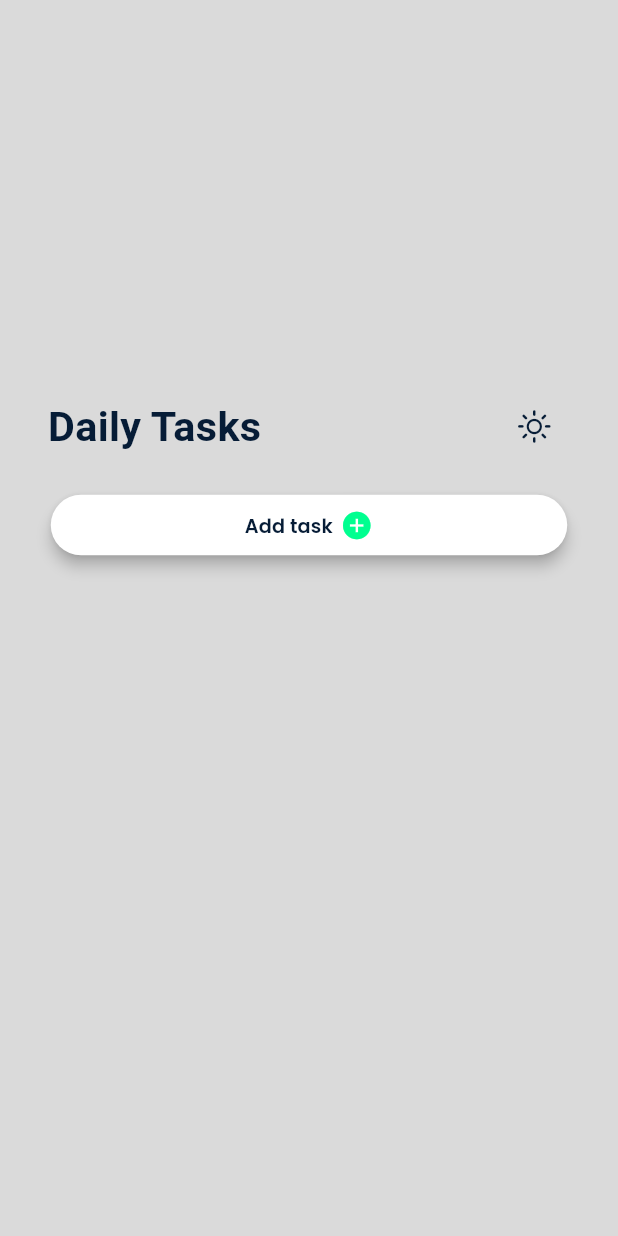
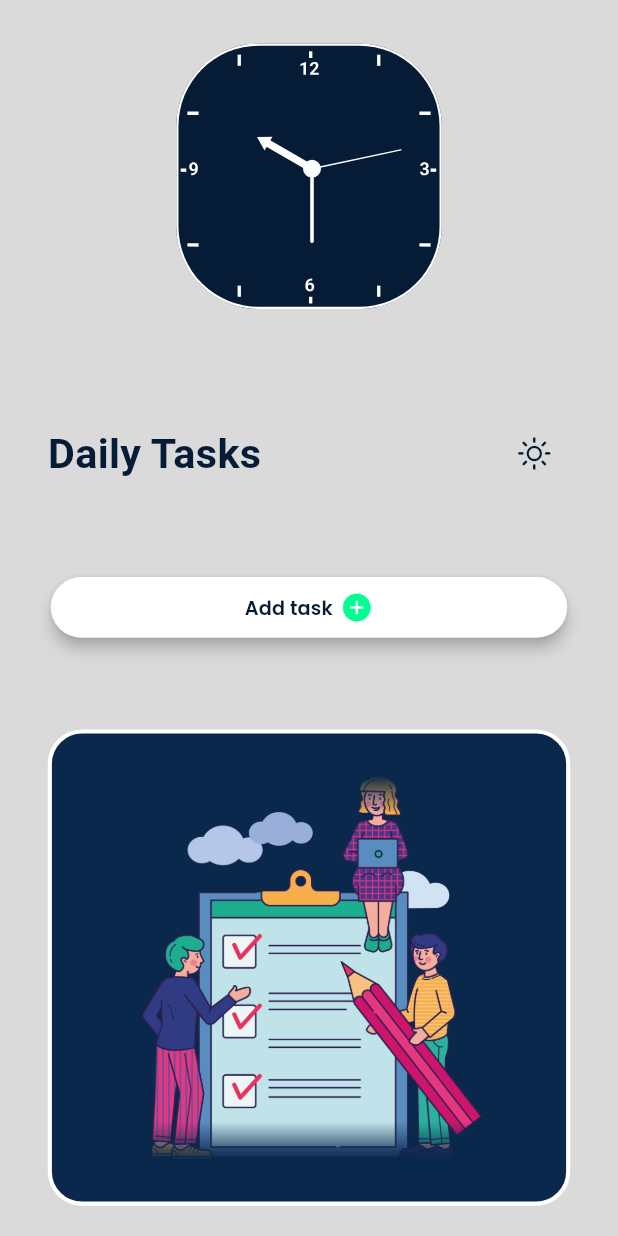
Before and after one commit to NorqobilovZafarbek/todo_app, a Flutter app: the HomePage screen opened directly with empty values, on a phone screen of 412 x 824 dp. Run offline on Flutter 3.47's test engine with Material 2 defaults, Android fonts, the phone set to English and light mode, and no system bars; our stand-ins replace flutter_screenutil.

Commit message:
update app pages

```diff
--- a/lib/src/common/widgets/app.dart
+++ b/lib/src/common/widgets/app.dart
@@ -1,5 +1,8 @@
 import 'package:flutter/material.dart';
 import 'package:flutter_screenutil/flutter_screenutil.dart';
+
+import '../../feature/todo_app/screens/page_controller.dart';
+import '../../feature/todo_app/screens/settings_page.dart';
 
 class App extends StatefulWidget {
   const App({Key? key}) : super(key: key);
@@ -22,7 +25,7 @@ class _App extends State<App> {
           ),
           title: "TODO app",
           debugShowCheckedModeBanner: false,
-          home: const Scaffold(),
+          home: const ControllerPage(),
         );
       },
     );
--- a/lib/src/feature/todo_app/models/todo_item.dart
+++ b/lib/src/feature/todo_app/models/todo_item.dart
@@ -1,7 +1,7 @@
 import 'dart:convert';
 
 class DataTitle {
-  final bool? isCompleted;
+  bool? isCompleted;
   String title;
   final DateTime? dateTime;
 
@@ -36,11 +36,11 @@ class DataTitle {
     );
   }
 
-  Map<String , Object?> toMap(){
+  Map<String, Object?> toMap() {
     return {
-      "title" : title,
+      "title": title,
       "isCompleted": isCompleted,
-      "dateTime" : dateTime,
+      "dateTime": dateTime,
     };
   }
 
--- a/lib/src/feature/todo_app/screens/home_page.dart
+++ b/lib/src/feature/todo_app/screens/home_page.dart
@@ -1,10 +1,14 @@
+import 'dart:async';
+
 import 'package:flutter/material.dart';
 import 'package:flutter_screenutil/flutter_screenutil.dart';
 
 import '../../../common/constants/app_colors.dart';
 import '../models/todo_item.dart';
 import '../widgets/custom_button.dart';
+import '../widgets/custom_title.dart';
 import '../widgets/text_and_theme_button.dart';
+import '../widgets/watch.dart';
 
 class HomePage extends StatefulWidget {
   final ValueNotifier<bool> isDark;
@@ -21,8 +25,30 @@ class HomePage extends StatefulWidget {
 }
 
 class _HomePageState extends State<HomePage> {
+  late ValueNotifier<DateTime> dateTime;
+  late Timer timer;
+
+  @override
+  void initState() {
+    super.initState();
+    dateTime = ValueNotifier(DateTime.now());
+    updateTime();
+  }
+
+  @override
+  void dispose() {
+    super.dispose();
+    timer.cancel();
+  }
+
   void onTap() {
     widget.isDark.value = !widget.isDark.value;
+  }
+
+  void updateTime() {
+    timer = Timer.periodic(const Duration(seconds: 1), (timer) {
+      dateTime.value = dateTime.value.add(const Duration(seconds: 1));
+    });
   }
 
   @override
@@ -31,20 +57,34 @@ class _HomePageState extends State<HomePage> {
       valueListenable: widget.isDark,
       builder: (context, value, child) {
         return Scaffold(
+          resizeToAvoidBottomInset: false,
           backgroundColor:
               value ? AppColors.darkBgColor : AppColors.lightBgColor,
           body: SafeArea(
             child: Padding(
-              padding: EdgeInsets.symmetric(horizontal: 32.w, vertical: 24.h),
+              padding: EdgeInsets.symmetric(horizontal: 32.w),
+              child: ScrollConfiguration(
+                behavior:
+                    ScrollConfiguration.of(context).copyWith(scrollbars: false),
                 child: Column(
+                  mainAxisAlignment: MainAxisAlignment.spaceBetween,
                   children: [
-                  SizedBox(
-                    width: 241.w,
-                    height: 241.h,
+                    Center(
+                      child: ValueListenableBuilder(
+                        valueListenable: dateTime,
+                        builder: (context, value, child) {
+                          return CustomPaint(
+                            size: const Size.square(241),
+                            painter: RPSCustomPainter(dateTime: value),
+                          );
+                        },
+                      ),
                     ),
                     CustomText(value: value, onTap: onTap),
                     CustomButton(list: widget.todosList),
+                    CustomTitle(dataTitle: widget.todosList)
                   ],
+                ),
               ),
             ),
           ),
--- a/lib/src/feature/todo_app/widgets/custom_button.dart
+++ b/lib/src/feature/todo_app/widgets/custom_button.dart
@@ -7,7 +7,7 @@ import '../models/todo_item.dart';
 class CustomButton extends StatefulWidget {
   final ValueNotifier<List<DataTitle>> list;
 
-  CustomButton({super.key, required this.list});
+  const CustomButton({super.key, required this.list});
 
   @override
   State<CustomButton> createState() => _CustomButtonState();
@@ -33,6 +33,8 @@ class _CustomButtonState extends State<CustomButton> {
     return ElevatedButton(
       onPressed: () {
         showModalBottomSheet(
+          isScrollControlled: true,
+          constraints: BoxConstraints(minHeight: 400.h),
           context: context,
           builder: (context) {
             return Padding(
@@ -61,9 +63,12 @@ class _CustomButtonState extends State<CustomButton> {
                         ),
                         IconButton(
                           onPressed: () {
-                            List<DataTitle> temp = widget.list.value;
-                            temp.add(DataTitle(title: textController.text));
-                            widget.list.value = temp.toList();
+                            if (textController.text.isNotEmpty) {
+                              List<DataTitle> temp = widget.list.value;
+                              temp.add(DataTitle(title: textController.text));
+                              widget.list.value = temp.toList();
+                              textController.clear();
+                            }
                             textController.clear();
                             Navigator.pop(context);
                           },
--- a/lib/src/feature/todo_app/widgets/custom_dialog.dart
+++ b/lib/src/feature/todo_app/widgets/custom_dialog.dart
@@ -13,7 +13,7 @@ class CustomDialog extends StatelessWidget {
       backgroundColor: const Color(0xFFFFFFFF),
       child: SizedBox(
         width: 250.w,
-        height: 250.h,
+        height: 500.h,
         child: Padding(
           padding: EdgeInsets.symmetric(horizontal: 25.w, vertical: 25.h),
           child: Column(
--- a/lib/src/feature/todo_app/widgets/custom_title.dart
+++ b/lib/src/feature/todo_app/widgets/custom_title.dart
@@ -5,37 +5,60 @@ import 'package:todo_app/src/feature/todo_app/widgets/custom_list_tile.dart';
 
 import '../models/todo_item.dart';
 
-class CustomTitle extends StatelessWidget {
+class CustomTitle extends StatefulWidget {
+  final ValueNotifier<List<DataTitle>> dataTitle;
 
-  final DataTitle dataTitle;
+  const CustomTitle({
+    required this.dataTitle,
+    super.key,
+  });
 
-  const CustomTitle({Key? key, required this.dataTitle,}) : super(key: key);
+  @override
+  State<CustomTitle> createState() => _CustomTitleState();
+}
+
+class _CustomTitleState extends State<CustomTitle> {
+  late ScrollController scrollController;
+
+  void onPressed(DataTitle dataTitle) {
+    List<DataTitle> temp = widget.dataTitle.value;
+    int pos = temp.indexOf(dataTitle);
+    temp[pos].isCompleted = !temp[pos].isCompleted!;
+    widget.dataTitle.value = temp.toList();
+  }
+
+  @override
+  void initState() {
+    super.initState();
+    scrollController = ScrollController();
+  }
 
   @override
   Widget build(BuildContext context) {
-    return Scaffold(
-      backgroundColor: Colors.black,
-      body: Center(
-        child: Padding(
-          padding: const EdgeInsets.symmetric(horizontal: 20),
+    return Padding(
+      padding: EdgeInsets.symmetric(vertical: 22.h),
       child: Container(
         height: 346.h,
         width: double.infinity,
         decoration: BoxDecoration(
           color: AppColors.darkBgColor,
-              border: Border.all(color: AppColors.borderColor, width: 3),
-              borderRadius: const BorderRadius.only(
-                topLeft: Radius.circular(23),
-                topRight: Radius.circular(23),
+          border: Border.all(color: AppColors.borderColor, width: 3.h),
+          borderRadius: BorderRadius.all(
+            Radius.circular(23.w),
           ),
         ),
         child: Padding(
-              padding: const EdgeInsets.symmetric(horizontal: 25, vertical: 30),
+          padding: EdgeInsets.symmetric(horizontal: 25.w, vertical: 30.h),
+          child: RawScrollbar(
+            mainAxisMargin: 15.h,
+            controller: scrollController,
+            radius: Radius.circular(10.w),
+            thickness: 10,
             child: ShaderMask(
               blendMode: BlendMode.dstOut,
               shaderCallback: (Rect rect) {
                 return LinearGradient(
-                    stops: [0, .1, .9, 1],
+                  stops: const [0, .1, .9, 1],
                   begin: Alignment.topCenter,
                   end: Alignment.bottomCenter,
                   colors: [
@@ -46,15 +69,30 @@ class CustomTitle extends StatelessWidget {
                   ],
                 ).createShader(rect);
               },
-                child: Scrollbar(
-                  radius: const Radius.circular(10),
-                  // isAlwaysShown: true,
-                  thickness: 10,
-                  child: ListView(
-                    children: List.generate(10, (index) =>
-                        CustomListTile(title: dataTitle.title , isCompleted: dataTitle.isCompleted!)),
+              child: ValueListenableBuilder(
+                valueListenable: widget.dataTitle,
+                builder: (context, value, child) {
+                  return value.isEmpty
+                      ? const Center(
+                          child: Image(
+                            image: AssetImage('assets/images/task.png'),
                           ),
+                        )
+                      : ListView(
+                          controller: scrollController,
+                          children: List.generate(
+                            value.length,
+                            (index) {
+                              DataTitle dataTitle = value[index];
+                              return CustomListTile(
+                                title: dataTitle.title,
+                                isCompleted: dataTitle.isCompleted!,
+                                onPressed: () => onPressed(dataTitle),
+                              );
+                            },
                           ),
+                        );
+                },
               ),
             ),
           ),
--- a/lib/src/feature/todo_app/widgets/text_and_theme_button.dart
+++ b/lib/src/feature/todo_app/widgets/text_and_theme_button.dart
@@ -18,7 +18,7 @@ class _CustomTextState extends State<CustomText> {
   @override
   Widget build(BuildContext context) {
     return Padding(
-      padding: EdgeInsets.symmetric(vertical: 19.h),
+      padding: EdgeInsets.only(bottom: 19.h),
       child: Row(
         mainAxisAlignment: MainAxisAlignment.spaceBetween,
         children: [
```
Also changed, not shown: lib/src/feature/todo_app/screens/calendar_page.dart (added, +15 -0 lines), lib/src/feature/todo_app/screens/favorite_page.dart (added, +15 -0 lines), lib/src/feature/todo_app/screens/page_controller.dart (+137 -0 lines), lib/src/feature/todo_app/widgets/custom_list_tile.dart (+16 -9 lines), assets/images/task.png (added). Lines whose indentation alone changed are shown as unchanged.
